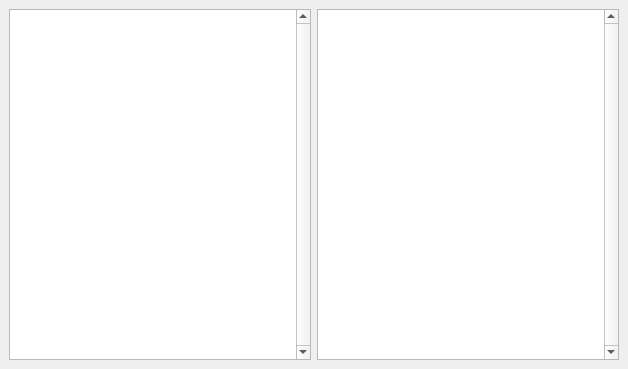
Before: the Qt Designer form DebugSerial/dsUis/Radi.ui in ashleyjr/DebugSerial, drawn with Qt 5.
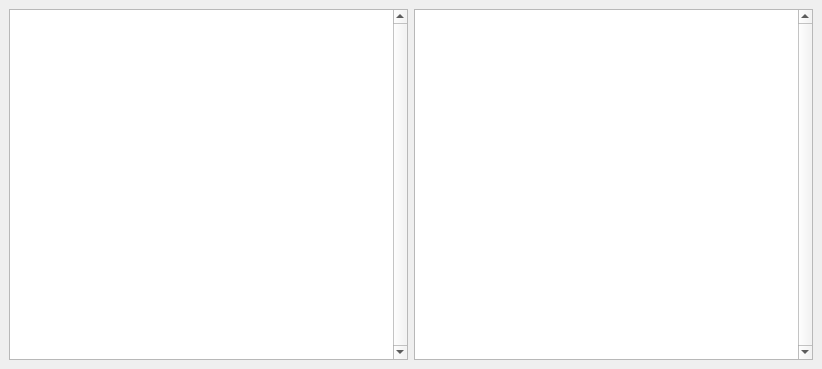
After: the same form once the commit is applied.

The edit to the form file:
```diff
--- a/DebugSerial/dsUis/Radi.ui
+++ b/DebugSerial/dsUis/Radi.ui
@@ -6,7 +6,7 @@
    <rect>
     <x>0</x>
     <y>0</y>
-    <width>628</width>
+    <width>822</width>
     <height>369</height>
    </rect>
   </property>
```
